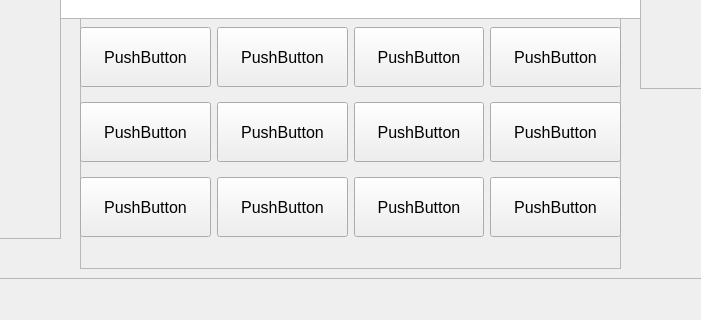
First picture: the form in uiFiles/Game.ui, repository RobertHalbert/2023GameProject, before the edit; both pictures show x 170 to 871 and y 391 to 711 of the 1010 by 711 pixel window.
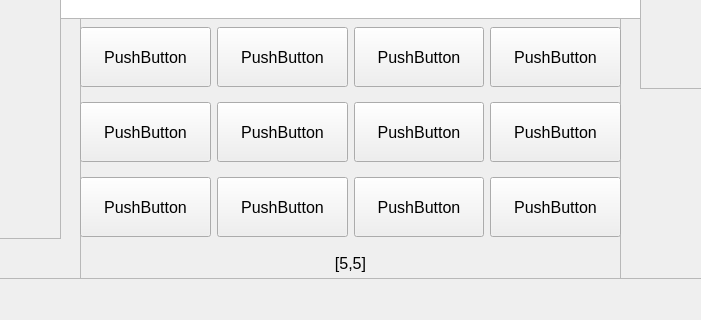
Second picture: the form after the edit.

The edit to the form file:
```diff
--- a/uiFiles/Game.ui
+++ b/uiFiles/Game.ui
@@ -278,7 +278,7 @@
        <x>250</x>
        <y>390</y>
        <width>541</width>
-       <height>251</height>
+       <height>261</height>
       </rect>
      </property>
      <property name="frameShape">
@@ -455,6 +455,22 @@
        </item>
       </layout>
      </widget>
+     <widget class="QLabel" name="label">
+      <property name="geometry">
+       <rect>
+        <x>240</x>
+        <y>230</y>
+        <width>61</width>
+        <height>31</height>
+       </rect>
+      </property>
+      <property name="text">
+       <string>[5,5]</string>
+      </property>
+      <property name="alignment">
+       <set>Qt::AlignCenter</set>
+      </property>
+     </widget>
     </widget>
     <widget class="QFrame" name="frameEnemyInfo">
      <property name="geometry">
```
Left out of the diff: 2 changed lines with no effect on the pictures.
